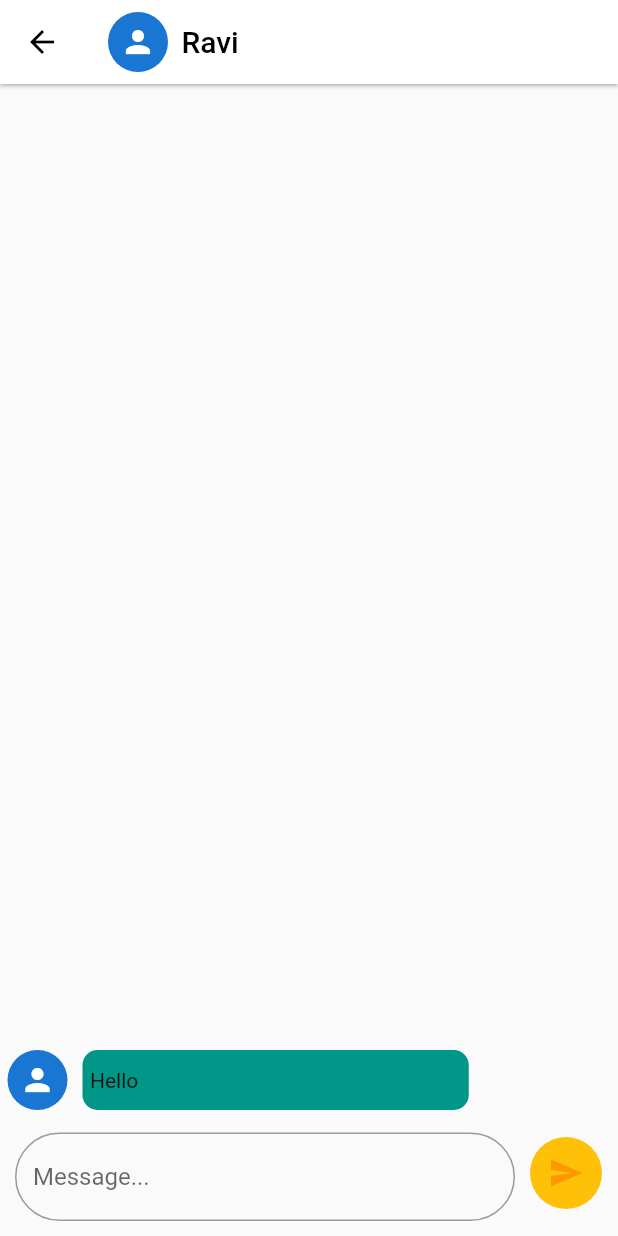
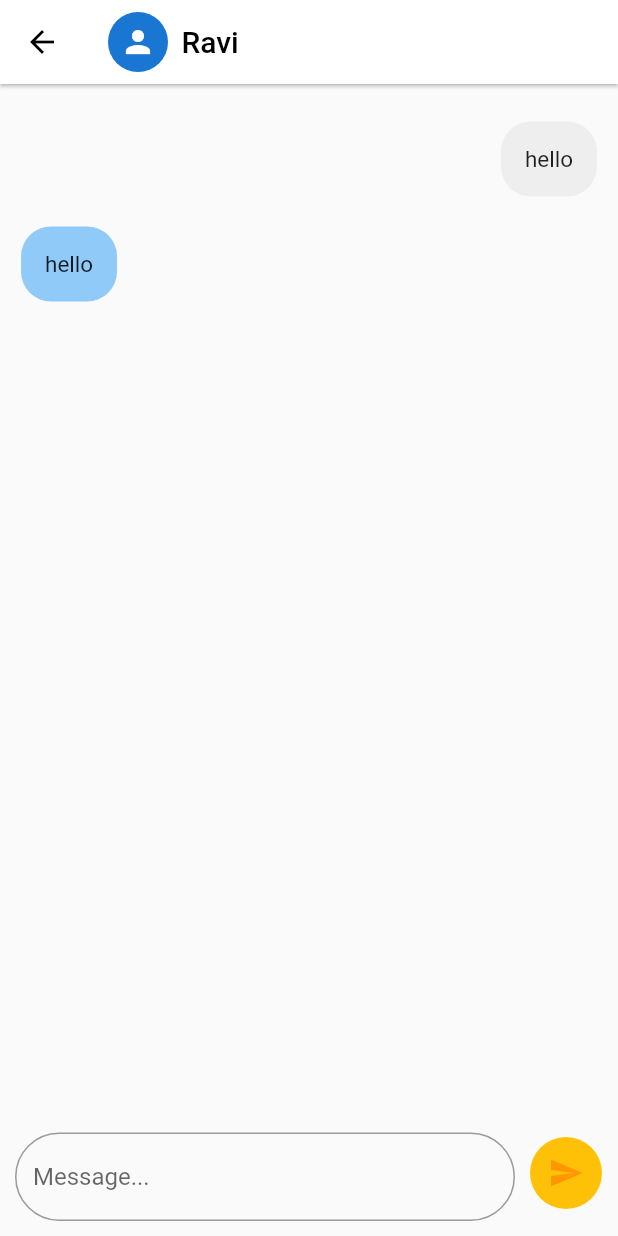
Before and after one commit to hsvsurya/Olx-Clone, a Flutter app: the ChatScreen screen opened by its route, after a tap on "Ravi", on a phone screen of 412 x 824 dp. Run offline on Flutter 3.47's test engine with Material 2 defaults, Android fonts, the phone set to English and light mode, and no system bars; our stand-ins replace adaptive_dialog, animated_splash_screen, community_material_icon, page_transition; missing offline and left inert: outline_search_bar; network calls fail.

Commit message:
chat_detail_screen

```diff
--- a/lib/Models/chat_users.dart
+++ b/lib/Models/chat_users.dart
@@ -2,23 +2,70 @@ import 'package:flutter/material.dart';
 
 class ChatUsers {
   final String name;
-  final String messageText;
+  final List<Message> message;
   final String time;
 
   ChatUsers({
     @required this.name,
-    @required this.messageText,
+    @required this.message,
     @required this.time,
   });
 }
 
-class ChatMessages extends ChangeNotifier{
-  List<ChatUsers> chatMessages = [
-    ChatUsers(name: 'Ravi', messageText: 'Hello', time: '1:23'),
-    ChatUsers(name: 'Siva', messageText: 'Hello', time: '1:23'),
-    ChatUsers(name: 'Ram', messageText: 'Hello', time: '1:23'),
-    ChatUsers(name: 'Dave', messageText: 'Hello', time: '1:23'),
-    ChatUsers(name: 'Will', messageText: 'Hello', time: '1:23'),
-    ChatUsers(name: 'Joe', messageText: 'Hello', time: '1:23'),
+class Message {
+  final String messageText;
+  final bool sender;
+  Message({this.messageText, this.sender});
+}
+
+class ChatMessages extends ChangeNotifier {
+  List<ChatUsers> _chatMessages = [
+    ChatUsers(
+      name: 'Ravi',
+      time: '1:23',
+      message: [
+        Message(messageText: 'hello', sender: true),
+        Message(messageText: 'hello', sender: false),
+      ],
+    ),
+    ChatUsers(
+      name: 'Siva',
+      time: '1:23',
+      message: [
+        Message(messageText: 'hello', sender: true),
+      ],
+    ),
+    ChatUsers(
+      name: 'Ram',
+      time: '1:23',
+      message: [
+        Message(messageText: 'hello', sender: true),
+      ],
+    ),
+    ChatUsers(
+      name: 'Dave',
+      time: '1:23',
+      message: [
+        Message(messageText: 'hello', sender: true),
+      ],
+    ),
+    ChatUsers(
+      name: 'Will',
+      time: '1:23',
+      message: [
+        Message(messageText: 'hello', sender: true),
+      ],
+    ),
+    ChatUsers(
+      name: 'Joe',
+      time: '1:23',
+      message: [
+        Message(messageText: 'hello', sender: true),
+      ],
+    ),
   ];
+
+  List<ChatUsers> get chatMessage {
+    return _chatMessages;
+  }
 }
--- a/lib/screens/chat_detail_screen.dart
+++ b/lib/screens/chat_detail_screen.dart
@@ -12,16 +12,19 @@ class ChatDetailScreen extends StatefulWidget {
 }
 
 class _ChatDetailScreenState extends State<ChatDetailScreen> {
+  TextEditingController _messageController = TextEditingController();
+  int _numOfMsgs = 0;
+
   @override
   Widget build(BuildContext context) {
-    var chatMessage = Provider.of<ChatMessages>(context).chatMessages;
+    var chatMessage = Provider.of<ChatMessages>(context).chatMessage;
+    _numOfMsgs = chatMessage[widget.index].message.length;
     return Scaffold(
       appBar: AppBar(
         elevation: 1,
         backgroundColor: Colors.white,
         iconTheme: IconThemeData(color: Colors.black),
         title: Row(
-          // mainAxisAlignment: MainAxisAlignment.spaceEvenly,
           children: [
             Container(
               padding: EdgeInsets.only(right: 4),
@@ -39,16 +42,89 @@ class _ChatDetailScreenState extends State<ChatDetailScreen> {
           ],
         ),
       ),
-      body: ListView(
-        // padding: EdgeInsets.all(20),
-        reverse: true,
+      body: Column(
+        mainAxisAlignment: MainAxisAlignment.end,
         children: [
+          // NOTE - Message bubbles
+
+          Expanded(
+            child: Container(
+              height: MediaQuery.of(context).size.height / 1.2,
+              // width: MediaQuery.of(context).size.width / 1.2,
+              child: ListView.builder(
+                padding: EdgeInsets.only(top: 15),
+                shrinkWrap: true,
+                itemCount: _numOfMsgs,
+                itemBuilder: (_, int ind) {
+                  return Column(
+                    children: [
+                      Row(
+                        /**NOTE - The message bubble align to right or left based on the sender
+                         * If you are the sender then the msessaged you send will be on right side
+                       */
+
+                        mainAxisAlignment:
+                            chatMessage[widget.index].message[ind].sender
+                                ? MainAxisAlignment.end
+                                : MainAxisAlignment.start,
+                        children: [
+                          Expanded(
+                            child: Container(
+                              padding: EdgeInsets.only(
+                                  left: 14, right: 14, top: 10, bottom: 10),
+                              child: Align(
+                                // NOTE - The message in the message bubble aligns to the direction of the message bubble
+
+                                alignment: (chatMessage[widget.index]
+                                        .message[ind]
+                                        .sender
+                                    ? Alignment.topRight
+                                    : Alignment.topLeft),
+                                child: Container(
+                                  decoration: BoxDecoration(
+                                    borderRadius: BorderRadius.circular(20),
+
+                                    /** NOTE - The color of message bubble changes based on sender
+                                     *  grey color if you are sender and blue if your are receiver
+                                     */
+
+                                    color: (chatMessage[widget.index]
+                                            .message[ind]
+                                            .sender
+                                        ? Colors.grey.shade200
+                                        : Colors.blue[200]),
+                                  ),
+                                  padding: EdgeInsets.all(16),
+                                  child: Text(
+                                    chatMessage[widget.index]
+                                        .message[ind]
+                                        .messageText,
+                                    style: TextStyle(fontSize: 15),
+                                  ),
+                                ),
+                              ),
+                            ),
+                          ),
+                        ],
+                      ),
+                    ],
+                  );
+                },
+              ),
+            ),
+          ),
+
+          // NOTE - Send Functionality
+
           Row(
             children: [
+              // NOTE - Text Field
+
               Container(
                 padding: EdgeInsets.only(left: 10, bottom: 10),
                 width: MediaQuery.of(context).size.width / 1.2,
                 child: TextField(
+                  controller: _messageController,
                   decoration: InputDecoration(
                     hintText: 'Message...',
                     focusedBorder: OutlineInputBorder(
@@ -61,6 +137,9 @@ class _ChatDetailScreenState extends State<ChatDetailScreen> {
                   ),
                 ),
               ),
+
+              // NOTE - Send Button
+
               Container(
                 margin: EdgeInsets.only(left: 10, bottom: 15),
                 decoration: BoxDecoration(
@@ -71,34 +150,19 @@ class _ChatDetailScreenState extends State<ChatDetailScreen> {
                   alignment: Alignment.center,
                   color: Colors.orange,
                   icon: Icon(Icons.send),
-                  onPressed: () {},
-                ),
-              ),
-            ],
-          ),
-          Row(
-            children: [
-              Container(
-                margin: EdgeInsets.only(left: 5,bottom: 15),
-                child: CircleAvatar(
-                  child: Icon(Icons.person),
-                ),
-              ),
-              Align(
-                alignment: Alignment.centerLeft,
-                child: Container(
-                  height: 40,
-                  width: MediaQuery.of(context).size.width / 1.6,
-                  alignment: Alignment.centerLeft,
-                  decoration: BoxDecoration(
-                    borderRadius: BorderRadius.circular(10),
-                    color: Colors.teal,
-                  ),
-                  margin: EdgeInsets.only(bottom: 15,left: 10, right: 20),
-                  child: Container(
-                    margin: EdgeInsets.symmetric(horizontal: 5),
-                    child: Text('${chatMessage[widget.index].messageText}'),
-                  ),
+                  onPressed: () {
+                    String msg = _messageController.text.toString();
+                    setState(() {
+                      chatMessage[widget.index].message.add(
+                            Message(
+                              messageText: msg.toString(),
+                              sender: true,
+                            ),
+                          );
+                      _numOfMsgs++;
+                      _messageController.clear();
+                    });
+                  },
                 ),
               ),
             ],
--- a/lib/screens/chats_screen.dart
+++ b/lib/screens/chats_screen.dart
@@ -3,15 +3,23 @@ import 'package:olx_clone/Models/chat_users.dart';
 import 'package:olx_clone/screens/chat_detail_screen.dart';
 import 'package:provider/provider.dart';
 
-class ChatScreen extends StatelessWidget {
+class ChatScreen extends StatefulWidget {
   static const routeName = 'chat-screen';
 
   @override
+  _ChatScreenState createState() => _ChatScreenState();
+}
+
+class _ChatScreenState extends State<ChatScreen> {
+  // NOTE - This varible is used to update the message in the chat screen everytime a new message is sent
+
+  List<int> _numOfmsgs = List.generate(6, (index) => 0);
+
+  @override
   Widget build(BuildContext context) {
-    var chatMessage = Provider.of<ChatMessages>(context).chatMessages;
+    var chatMessage = Provider.of<ChatMessages>(context).chatMessage;
     return Scaffold(
-
-      //NOTE - Displays chat rows
+      //NOTE - Displays chat lists
 
       body: ListView.builder(
         itemCount: chatMessage.length,
@@ -27,11 +35,20 @@ class ChatScreen extends StatelessWidget {
                     );
                   },
                 ),
-              );
+              ).then((value) {
+                setState(() {
+                  _numOfmsgs[ind] = chatMessage[ind].message.length;
+                });
+              });
             },
             child: ListTile(
               title: Text('${chatMessage[ind].name}'),
-              subtitle: Text('${chatMessage[ind].messageText}'),
+              subtitle: Text(
+                _numOfmsgs[ind] == 0
+                    ? '${chatMessage[ind].message[_numOfmsgs[ind]].messageText}'
+                    : '${chatMessage[ind].message[_numOfmsgs[ind] - 1].messageText}',
+                overflow: TextOverflow.ellipsis,
+              ),
               leading: CircleAvatar(
                 child: Icon(Icons.person),
               ),
--- a/lib/screens/home_screen.dart
+++ b/lib/screens/home_screen.dart
@@ -84,7 +84,7 @@ class _HomeScreenState extends State<HomeScreen> {
                                 _searchItems.clear();
                                 if (str != "") {
                                   for (var i = 0; i < productData.length; i++) {
-                                    /**NOTE - The keyword only searchs for the product name*/
+                                    /**NOTE - The keyword only searches for the product name*/
 
                                     if (productData[i]
                                         .productName
--- a/lib/screens/product_detail_screen.dart
+++ b/lib/screens/product_detail_screen.dart
@@ -124,8 +124,10 @@ class _ProductDetailScreenState extends State<ProductDetailScreen> {
               padding: EdgeInsets.only(left: 18, bottom: 10, top: 6),
               child: ClipRRect(
                 borderRadius: BorderRadius.circular(20),
-                child: RaisedButton.icon(
-                  color: Color.fromARGB(255, 9, 49, 64),
+                child: ElevatedButton.icon(
+                  style: ElevatedButton.styleFrom(
+                    primary: Color.fromARGB(255, 9, 49, 64),
+                  ),
                   icon: Icon(
                     Icons.messenger_outline,
                     color: Colors.white,
@@ -144,8 +146,10 @@ class _ProductDetailScreenState extends State<ProductDetailScreen> {
               padding: EdgeInsets.only(left: 10, bottom: 10, top: 6),
               child: ClipRRect(
                 borderRadius: BorderRadius.circular(20),
-                child: RaisedButton.icon(
-                  color: Color.fromARGB(255, 9, 49, 64),
+                child: ElevatedButton.icon(
+                  style: ElevatedButton.styleFrom(
+                    primary: Color.fromARGB(255, 9, 49, 64),
+                  ),
                   icon: Icon(
                     Icons.phone_outlined,
                     color: Colors.white,
```
Also changed, not shown: lib/main.dart (+6 -2 lines), pubspec.lock.
